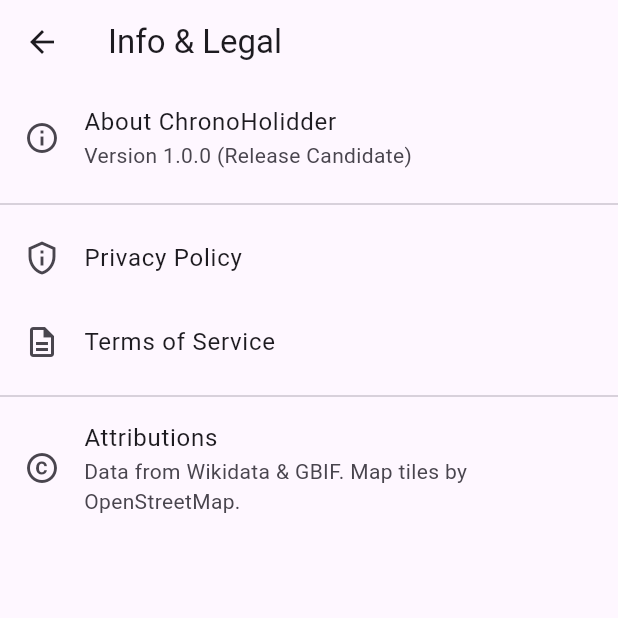
After one commit to furukawa1020/ChronoHolidder, a Flutter app: the SettingsScreen screen opened directly, on a phone screen of 412 x 824 dp, the top half of it. The commit adds this screen. Run offline on Flutter 3.47's test engine with Material 3 defaults, Android fonts, the phone set to English and light mode, and no system bars; our stand-ins replace camera, dio, flutter_map, flutter_riverpod, freezed_annotation, geolocator and 3 more; generated files the repository leaves out were written again.

Commit message:
feat: Introduce HomeScreen for chronological location analysis and SettingsScreen for app information.

```diff
--- a/app/lib/features/chronosphere/home_screen.dart
+++ b/app/lib/features/chronosphere/home_screen.dart
@@ -7,6 +7,7 @@
 import 'package:chronoholidder/data/models.dart';
 import 'package:chronoholidder/features/collection/collection_screen.dart';
 import 'package:chronoholidder/features/ar/ar_screen.dart';
+import 'package:chronoholidder/features/settings/settings_screen.dart';
 
 final currentAnalysisProvider = StateProvider<AnalysisResponse?>((ref) => null);
 final isLoadingProvider = StateProvider<bool>((ref) => false);
--- /dev/null
+++ b/app/lib/features/settings/settings_screen.dart
@@ -0,0 +1,47 @@
+import 'package:flutter/material.dart';
+import 'package:url_launcher/url_launcher.dart';
+
+class SettingsScreen extends StatelessWidget {
+  const SettingsScreen({super.key});
+
+  @override
+  Widget build(BuildContext context) {
+    return Scaffold(
+      appBar: AppBar(title: Text("Info & Legal")),
+      body: ListView(
+        children: [
+          ListTile(
+            title: Text("About ChronoHolidder"),
+            subtitle: Text("Version 1.0.0 (Release Candidate)"),
+            leading: Icon(Icons.info_outline),
+          ),
+          Divider(),
+          ListTile(
+            title: Text("Privacy Policy"),
+            leading: Icon(Icons.privacy_tip_outlined),
+            onTap: () async {
+              // In a real release, this would be a hosted https URL.
+              // For now we assume it's hosted or file-based.
+              final url = Uri.parse("https://your-domain.com/chronoholidder/privacy.html");
+              if (await canLaunchUrl(url)) await launchUrl(url);
+            },
+          ),
+          ListTile(
+            title: Text("Terms of Service"),
+            leading: Icon(Icons.description_outlined),
+            onTap: () async {
+              final url = Uri.parse("https://your-domain.com/chronoholidder/terms.html");
+              if (await canLaunchUrl(url)) await launchUrl(url);
+            },
+          ),
+          Divider(),
+          ListTile(
+            title: Text("Attributions"),
+            subtitle: Text("Data from Wikidata & GBIF. Map tiles by OpenStreetMap."),
+            leading: Icon(Icons.copyright),
+          )
+        ],
+      ),
+    );
+  }
+}
```
